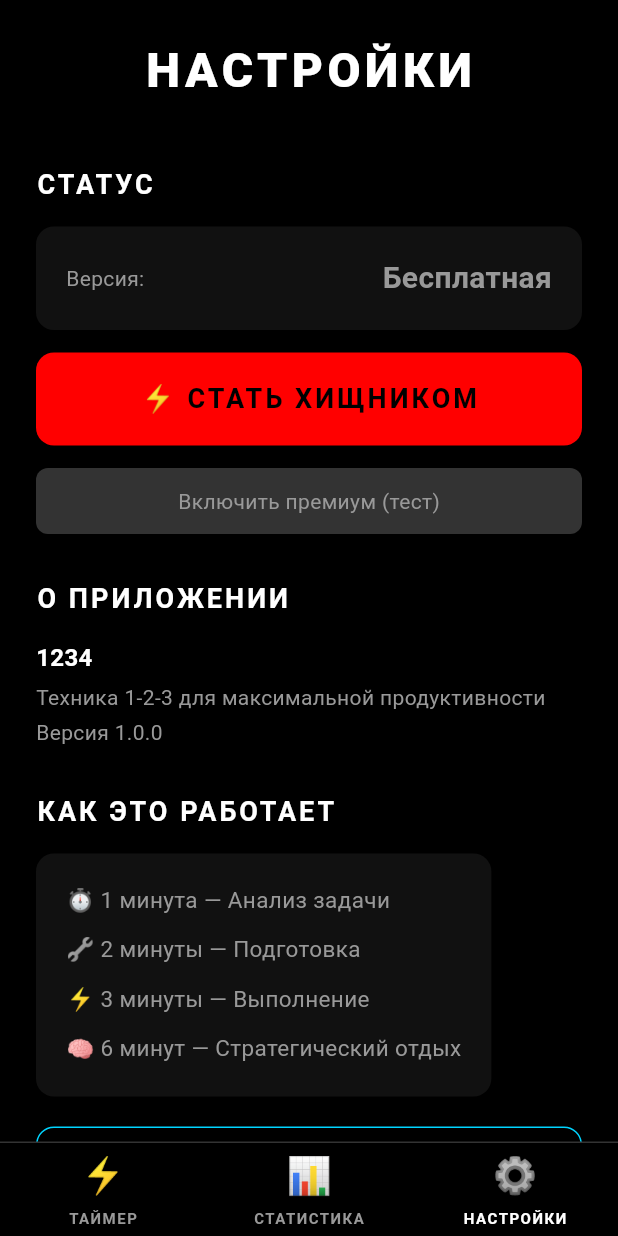
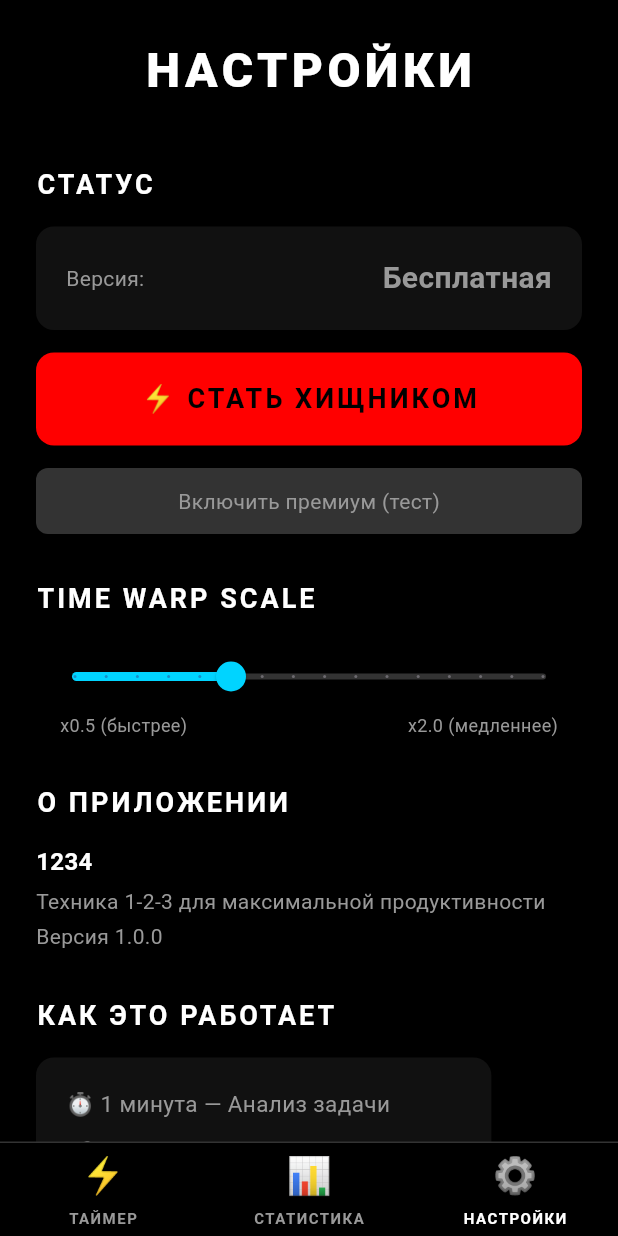
Before and after one commit to kirprong/bypass-1236, a Flutter app: the screen it shows after launch, item 3 of the bottom bar chosen, on a phone screen of 412 x 824 dp. Run offline on Flutter 3.47's test engine with Material 3 defaults, Android fonts, the phone set to English and light mode, and no system bars; our stand-ins replace flutter_local_notifications, just_audio, permission_handler, shared_preferences, wakelock_plus.

Commit message:
Time Scaling

```diff
--- a/bypass-app/bypass-apk/lib/screens/settings_screen.dart
+++ b/bypass-app/bypass-apk/lib/screens/settings_screen.dart
@@ -1,5 +1,6 @@
 import 'package:flutter/material.dart';
 import 'package:provider/provider.dart';
+import '../providers/timer_provider.dart';
 import '../providers/stats_provider.dart';
 import '../utils/constants.dart';
 import 'paywall_screen.dart';
@@ -46,6 +47,13 @@ class SettingsScreen extends StatelessWidget {
 
                     // Тестовая кнопка переключения премиум
                     _buildTestButton(context, statsProvider),
+                  ]),
+
+                  const SizedBox(height: 30),
+
+                  // Time Warp Scale
+                  _buildSection('Time Warp Scale', [
+                    _buildTimeWarpSlider(),
                   ]),
 
                   const SizedBox(height: 30),
@@ -273,4 +281,56 @@ class SettingsScreen extends StatelessWidget {
        ),
      );
   }
+
+  Widget _buildTimeWarpSlider() {
+    return Consumer<TimerProvider>(
+      builder: (context, timerProvider, child) {
+        return Column(
+          crossAxisAlignment: CrossAxisAlignment.start,
+          children: [
+            SliderTheme(
+              data: SliderThemeData(
+                activeTrackColor: AppConstants.phase1Color,
+                inactiveTrackColor: const Color(0xFF333333),
+                thumbColor: AppConstants.phase1Color,
+                overlayColor: AppConstants.phase1Color.withValues(alpha: 0.2),
+              ),
+              child: Slider(
+                value: timerProvider.timeWarpScale,
+                min: AppConstants.timeWarpMin,
+                max: AppConstants.timeWarpMax,
+                divisions: 15,
+                label: 'x${timerProvider.timeWarpScale.toStringAsFixed(1)}',
+                onChanged: (value) {
+                  timerProvider.setTimeWarpScale(value);
+                },
+              ),
+            ),
+            Padding(
+              padding: const EdgeInsets.symmetric(horizontal: 16),
+              child: Row(
+                mainAxisAlignment: MainAxisAlignment.spaceBetween,
+                children: [
+                  Text(
+                    'x${AppConstants.timeWarpMin.toStringAsFixed(1)} (быстрее)',
+                    style: TextStyle(
+                      fontSize: 12,
+                      color: AppConstants.textSecondaryColor,
+                    ),
+                  ),
+                  Text(
+                    'x${AppConstants.timeWarpMax.toStringAsFixed(1)} (медленнее)',
+                    style: TextStyle(
+                      fontSize: 12,
+                      color: AppConstants.textSecondaryColor,
+                    ),
+                  ),
+                ],
+              ),
+            ),
+          ],
+        );
+      },
+    );
   }
+}
--- a/bypass-app/bypass-apk/lib/utils/constants.dart
+++ b/bypass-app/bypass-apk/lib/utils/constants.dart
@@ -2,6 +2,11 @@ import 'package:flutter/material.dart';
 
 /// Константы приложения 1234
 class AppConstants {
+  // Time Warp Scale диапазон
+  static const double timeWarpMin = 0.5;
+  static const double timeWarpMax = 2.0;
+  static const double timeWarpDefault = 1.0;
+
   // Цвета фаз (неоновые акценты на черном фоне)
   static const Color phase1Color = Color(
     0xFF00D4FF,
--- a/tasks.json
+++ b/tasks.json
@@ -265,7 +265,7 @@
         "3. Нажать СБРОС в середине цикла и убедиться, что таймер возвращается в THINKING и автопереходы отменены"
       ],
       "dependencies": [],
-      "status": "pending"
+      "status": "done"
     },
     {
       "id": "TASK-V1.1-002",
@@ -283,7 +283,7 @@
         "3. Перезапустить приложение и проверить, что ползунок восстановился"
       ],
       "dependencies": ["TASK-V1.1-001"],
-      "status": "pending"
+      "status": "done"
     },
     {
       "id": "TASK-V1.1-003",
```
Also changed, not shown: bypass-app/bypass-apk/lib/providers/timer_provider.dart (+61 -45 lines), 2 other files. Lines whose indentation alone changed are shown as unchanged.
